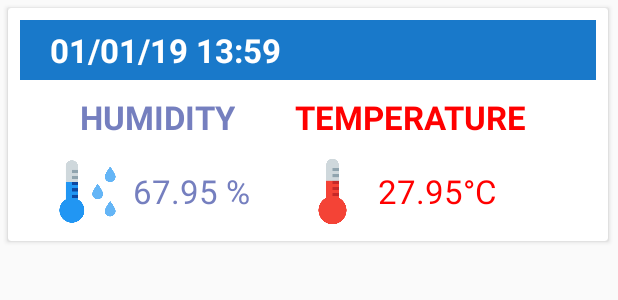
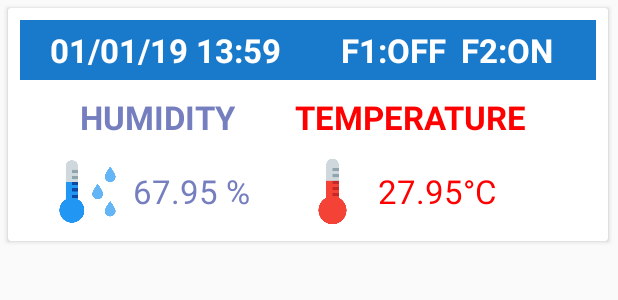
Before and after one commit to altaiirdesmond/Ambient-Logging-Using-Firebase, an Android app: the layout layout_sensordata.xml on its own in the app's theme, with its tools: preview values and no code run, on a phone screen of 412 x 824 dp. Shown: the top 300 px of the screen. Run offline under Robolectric (Android 15) with nearby library versions, the phone set to English and light mode, and no system bars.

Commit message:
Update fans state log included in data logs

```diff
--- a/app/build.gradle
+++ b/app/build.gradle
@@ -20,11 +20,11 @@ android {
         targetCompatibility JavaVersion.VERSION_1_8
         sourceCompatibility JavaVersion.VERSION_1_8
     }
-    buildToolsVersion '28.0.0'
+    buildToolsVersion '28.0.3'
 }
 
 dependencies {
-    implementation 'com.google.firebase:firebase-database:16.0.5'
+    implementation 'com.google.firebase:firebase-core:16.0.8'
     implementation fileTree(include: ['*.jar'], dir: 'libs')
     //noinspection GradleCompatible
     implementation 'com.android.support:appcompat-v7:28.0.0'
@@ -34,6 +34,7 @@ dependencies {
     androidTestImplementation 'com.android.support.test.espresso:espresso-core:3.0.2'
     implementation 'com.android.support:recyclerview-v7:28.0.0'
     implementation 'com.android.support:cardview-v7:28.0.0'
+    implementation 'com.google.firebase:firebase-database:16.1.0'
 }
 
 apply plugin: 'com.google.gms.google-services'
--- a/app/src/main/java/com/cdtekk/firebaseapp/Services/SensorAdapter.java
+++ b/app/src/main/java/com/cdtekk/firebaseapp/Services/SensorAdapter.java
@@ -41,6 +41,8 @@ public class SensorAdapter extends RecyclerView.Adapter<SensorAdapter.SensorView
         sensorViewHolder.textViewDate.setText(sensorData.getTime());
         sensorViewHolder.textViewTemperature.setText(String.format("%.2f", sensorData.getTemperature()) + " °C");
         sensorViewHolder.textViewHumidity.setText(String.format("%.2f", sensorData.getHumidity()) + " %");
+        sensorViewHolder.textViewFan1State.setText(sensorData.getFan1State() == 1 ? "FAN1:ON" : "FAN1:OFF");
+        sensorViewHolder.textViewFan2State.setText(sensorData.getFan2State() == 1 ? "FAN2:ON" : "FAN2:OFF");
     }
 
     @Override
@@ -53,6 +55,8 @@ public class SensorAdapter extends RecyclerView.Adapter<SensorAdapter.SensorView
         TextView textViewDate;
         TextView textViewHumidity;
         TextView textViewTemperature;
+        TextView textViewFan1State;
+        TextView textViewFan2State;
 
         @SuppressLint("CutPasteId")
         SensorViewHolder(@NonNull View itemView) {
@@ -61,6 +65,8 @@ public class SensorAdapter extends RecyclerView.Adapter<SensorAdapter.SensorView
             textViewDate = itemView.findViewById(R.id.txtDate);
             textViewHumidity = itemView.findViewById(R.id.txtHumid0);
             textViewTemperature = itemView.findViewById(R.id.txtTemp0);
+            textViewFan1State = itemView.findViewById(R.id.txtFan1State);
+            textViewFan2State = itemView.findViewById(R.id.txtFan2State);
         }
     }
 }
--- a/app/src/main/res/layout/layout_sensordata.xml
+++ b/app/src/main/res/layout/layout_sensordata.xml
@@ -2,7 +2,6 @@
 <LinearLayout xmlns:android="http://schemas.android.com/apk/res/android"
     android:layout_width="match_parent"
     android:layout_height="wrap_content"
-    xmlns:app="http://schemas.android.com/apk/res-auto"
     android:orientation="vertical">
 
     <android.support.v7.widget.CardView
@@ -21,6 +20,7 @@
                 android:layout_height="match_parent"
                 android:background="#1979CA"
                 android:paddingBottom="5dp"
+                android:orientation="horizontal"
                 android:paddingLeft="20dp">
 
                 <TextView
@@ -32,6 +32,28 @@
                     android:textAppearance="@style/Base.TextAppearance.AppCompat.Large"
                     android:textColor="#FFFFFF"
                     android:textStyle="bold" />
+
+                <TextView
+                    android:id="@+id/txtFan1State"
+                    android:layout_width="wrap_content"
+                    android:layout_height="wrap_content"
+                    android:text="F1:OFF"
+                    android:textColor="#FFFFFF"
+                    android:layout_marginTop="5dp"
+                    android:layout_marginStart="40dp"
+                    android:textStyle="bold"
+                    android:textAppearance="@style/Base.TextAppearance.AppCompat.Large"/>
+
+                <TextView
+                    android:id="@+id/txtFan2State"
+                    android:layout_width="wrap_content"
+                    android:layout_height="wrap_content"
+                    android:text="F2:ON"
+                    android:textColor="#FFFFFF"
+                    android:layout_marginTop="5dp"
+                    android:layout_marginStart="10dp"
+                    android:textStyle="bold"
+                    android:textAppearance="@style/Base.TextAppearance.AppCompat.Large"/>
             </LinearLayout>
 
             <LinearLayout
--- a/build.gradle
+++ b/build.gradle
@@ -7,12 +7,12 @@ buildscript {
         jcenter()
     }
     dependencies {
-        classpath 'com.android.tools.build:gradle:3.3.0'
+        classpath 'com.android.tools.build:gradle:3.4.0'
 
 
         // NOTE: Do not place your application dependencies here; they belong
         // in the individual module build.gradle files
-        classpath 'com.google.gms:google-services:3.1.1'
+        classpath 'com.google.gms:google-services:4.2.0'
     }
 }
 
--- /dev/null
+++ b/settings.gradle
@@ -0,0 +1 @@
+include ':app'
```
Also changed, not shown: app/src/main/java/com/cdtekk/firebaseapp/Model/SensorData.java (+9 -1 lines), app/src/main/java/com/cdtekk/firebaseapp/SensorLiveActivity.java (+17 -18 lines), app/src/main/java/com/cdtekk/firebaseapp/SensorLogsActivity.java (+6 -7 lines), gradle.properties (added, +13 -0 lines), gradle/wrapper/gradle-wrapper.properties (added), 6 other files.
